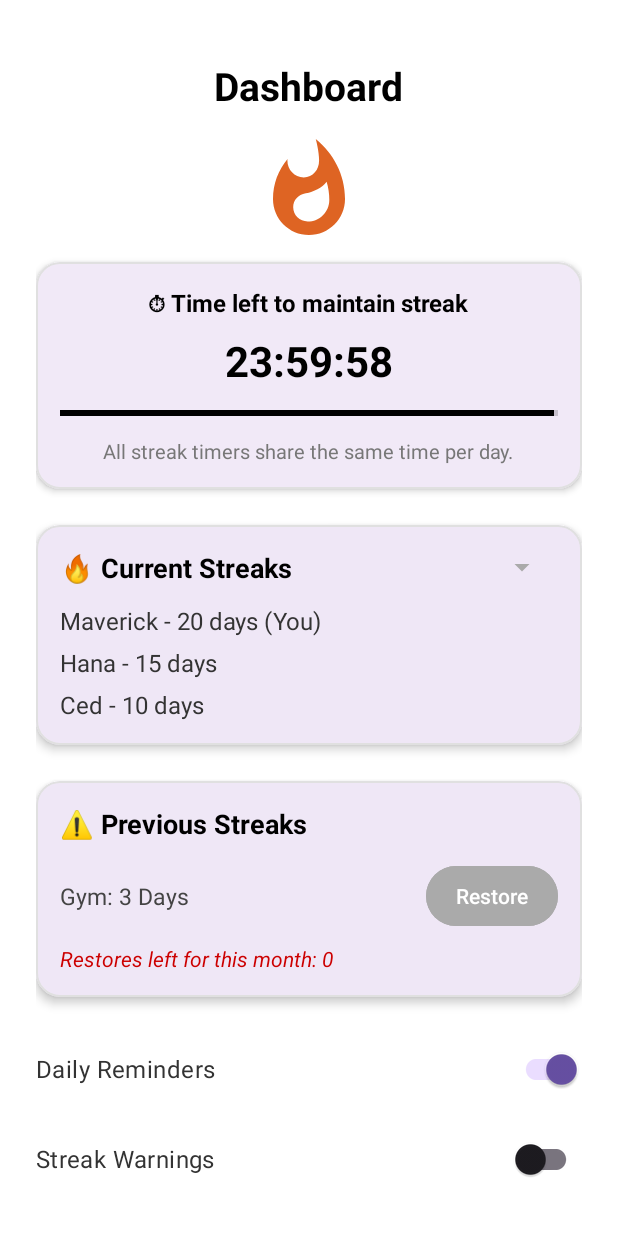
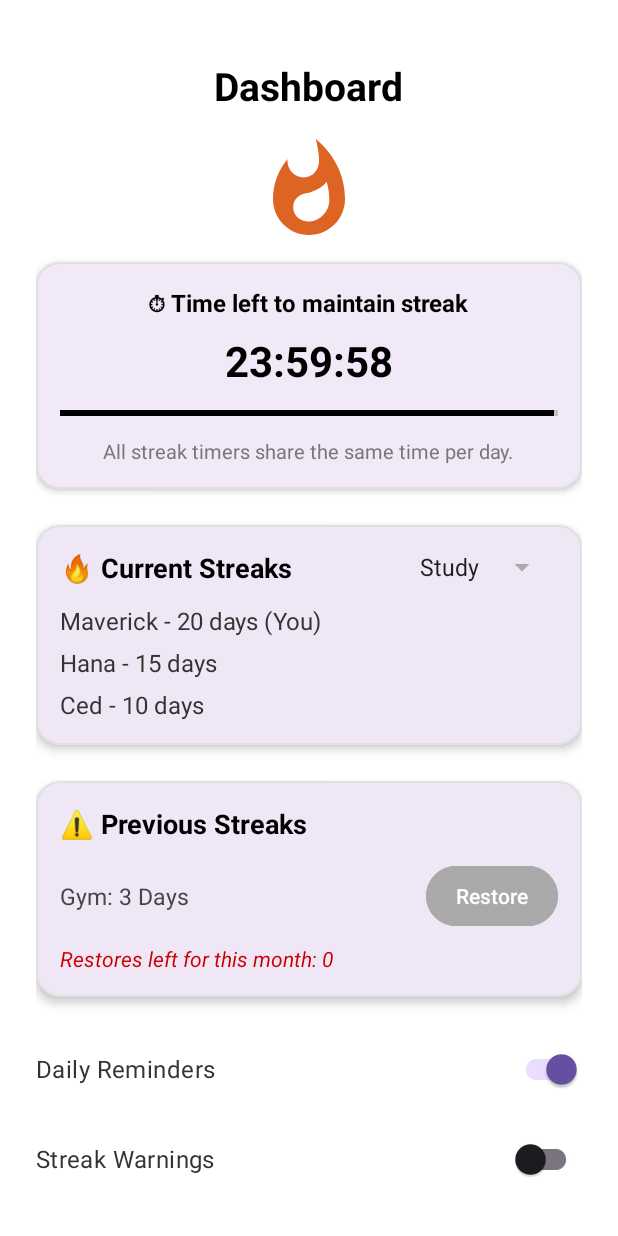
Before and after one commit to code-mav/ITISMOB-MCO-Project, an Android app: the fragment DashboardFragment shown on its own in the app's theme, on a phone screen of 412 x 824 dp. Run offline under Robolectric (Android 15) with nearby library versions, the phone set to English and light mode, and no system bars.

Commit message:
Modify streak strings to include activity types
Updated streak descriptions to specify activity type and added a string array for sample streaks.

```diff
--- a/app/src/main/res/values/strings.xml
+++ b/app/src/main/res/values/strings.xml
@@ -57,11 +57,11 @@
     <string name="sampleactivity2">📖 Study Habit Updated</string>
     <string name="sampleactivity2_deets">You studied 2 hours today. Great job!</string>
     <string name="samplename1">🥇 1. Maverick</string>
-    <string name="samplename1_streak">— 20 Days</string>
+    <string name="samplename1_streak">— 20 Days (Study)</string>
     <string name="samplename2">🥈 2. Hana</string>
-    <string name="samplename2_streak">— 15 Days</string>
+    <string name="samplename2_streak">— 15 Days (Gym)</string>
     <string name="samplename3">🥉 3. Ced</string>
-    <string name="samplename3_streak">— 10 Days</string>
+    <string name="samplename3_streak">— 10 Days (Gym)</string>
     <string name="samplename4">🥇 1. Bourgy</string>
     <string name="samplename4_streak">— 30 Days</string>
     <string name="samplename5">🥈 2. Spongebob</string>
@@ -69,4 +69,11 @@
     <string name="samplename6">🥉 3. Bruce Lee</string>
     <string name="samplename6_streak">— 22 Days</string>
     <string name="log_out">Log Out</string>
+
+
+    <string-array name="sample_streaks">
+        <item>Study</item>
+        <item>Gym</item>
+    </string-array>
+
 </resources>
```
